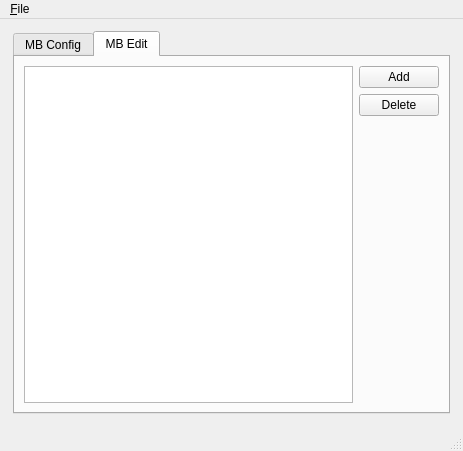
Before: the Qt Designer form window.ui in wengxt/fcitx-table-editor, drawn with Qt 5.
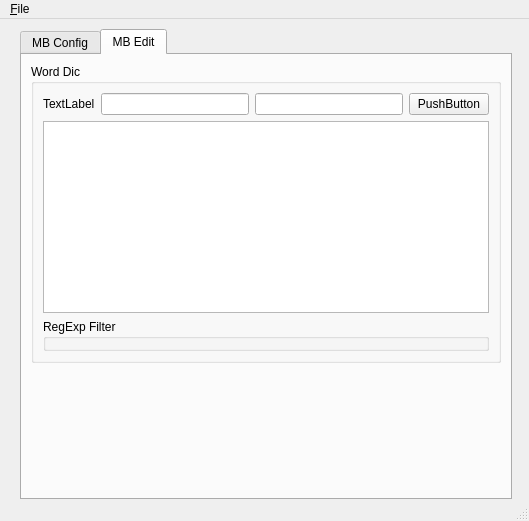
After: the same form once the commit is applied.

The edit to the form file:
```diff
--- a/window.ui
+++ b/window.ui
@@ -6,8 +6,8 @@
    <rect>
     <x>0</x>
     <y>0</y>
-    <width>463</width>
-    <height>451</height>
+    <width>529</width>
+    <height>521</height>
    </rect>
   </property>
   <property name="sizePolicy">
@@ -29,10 +29,10 @@
    <widget class="QTabWidget" name="tabWidget">
     <property name="geometry">
      <rect>
-      <x>13</x>
-      <y>12</y>
-      <width>437</width>
-      <height>383</height>
+      <x>20</x>
+      <y>10</y>
+      <width>492</width>
+      <height>471</height>
      </rect>
     </property>
     <property name="sizePolicy">
@@ -200,56 +200,87 @@
      <attribute name="title">
       <string>MB Edit</string>
      </attribute>
-     <layout class="QGridLayout" name="gridLayout_5">
-      <item row="0" column="0">
-       <layout class="QGridLayout" name="gridLayout_4">
-        <item row="0" column="0">
-         <widget class="QTableView" name="TableEditorTableview">
-          <attribute name="horizontalHeaderDefaultSectionSize">
-           <number>120</number>
-          </attribute>
-          <attribute name="horizontalHeaderMinimumSectionSize">
-           <number>20</number>
-          </attribute>
-          <attribute name="horizontalHeaderStretchLastSection">
-           <bool>true</bool>
-          </attribute>
+     <widget class="QGroupBox" name="groupBox_2">
+      <property name="geometry">
+       <rect>
+        <x>9</x>
+        <y>9</y>
+        <width>470</width>
+        <height>299</height>
+       </rect>
+      </property>
+      <property name="title">
+       <string>Word Dic</string>
+      </property>
+      <layout class="QVBoxLayout" name="verticalLayout_2">
+       <item>
+        <layout class="QVBoxLayout" name="verticalLayout">
+         <item>
+          <layout class="QHBoxLayout" name="horizontalLayout">
+           <item>
+            <widget class="QLabel" name="label">
+             <property name="text">
+              <string>TextLabel</string>
+             </property>
+            </widget>
+           </item>
+           <item>
+            <widget class="QLineEdit" name="wordKey_LineEdit"/>
+           </item>
+           <item>
+            <widget class="QLineEdit" name="wordValue_LineEdit"/>
+           </item>
+           <item>
+            <widget class="QPushButton" name="wordAdd_Button">
+             <property name="text">
+              <string>PushButton</string>
+             </property>
+            </widget>
+           </item>
+          </layout>
+         </item>
+         <item>
+          <widget class="QTableView" name="wordData_TableView">
+           <property name="sizePolicy">
+            <sizepolicy hsizetype="Expanding" vsizetype="Maximum">
+             <horstretch>0</horstretch>
+             <verstretch>0</verstretch>
+            </sizepolicy>
+           </property>
+           <attribute name="horizontalHeaderStretchLastSection">
+            <bool>true</bool>
+           </attribute>
+          </widget>
+         </item>
+        </layout>
+       </item>
+       <item>
+        <widget class="QGroupBox" name="groupBox">
+         <property name="title">
+          <string>RegExp Filter</string>
+         </property>
+         <widget class="QWidget" name="">
+          <property name="geometry">
+           <rect>
+            <x>11</x>
+            <y>31</y>
+            <width>215</width>
+            <height>29</height>
+           </rect>
+          </property>
+          <layout class="QHBoxLayout" name="horizontalLayout_2">
+           <item>
+            <widget class="QComboBox" name="regExp_ComboBox"/>
+           </item>
+           <item>
+            <widget class="QLineEdit" name="regExp_LineEdit"/>
+           </item>
+          </layout>
          </widget>
-        </item>
-        <item row="0" column="1">
-         <layout class="QVBoxLayout" name="verticalLayout_6">
-          <item>
-           <widget class="QPushButton" name="wordAdd">
-            <property name="text">
-             <string>Add</string>
-            </property>
-           </widget>
-          </item>
-          <item>
-           <widget class="QPushButton" name="wordDel">
-            <property name="text">
-             <string>Delete</string>
-            </property>
-           </widget>
-          </item>
-          <item>
-           <spacer name="verticalSpacer_2">
-            <property name="orientation">
-             <enum>Qt::Vertical</enum>
-            </property>
-            <property name="sizeHint" stdset="0">
-             <size>
-              <width>20</width>
-              <height>40</height>
-             </size>
-            </property>
-           </spacer>
-          </item>
-         </layout>
-        </item>
-       </layout>
-      </item>
-     </layout>
+        </widget>
+       </item>
+      </layout>
+     </widget>
     </widget>
    </widget>
   </widget>
@@ -259,7 +290,7 @@
     <rect>
      <x>0</x>
      <y>0</y>
-     <width>463</width>
+     <width>529</width>
      <height>26</height>
     </rect>
    </property>
```
Left out of the diff: 77 changed lines with no effect on the pictures.
